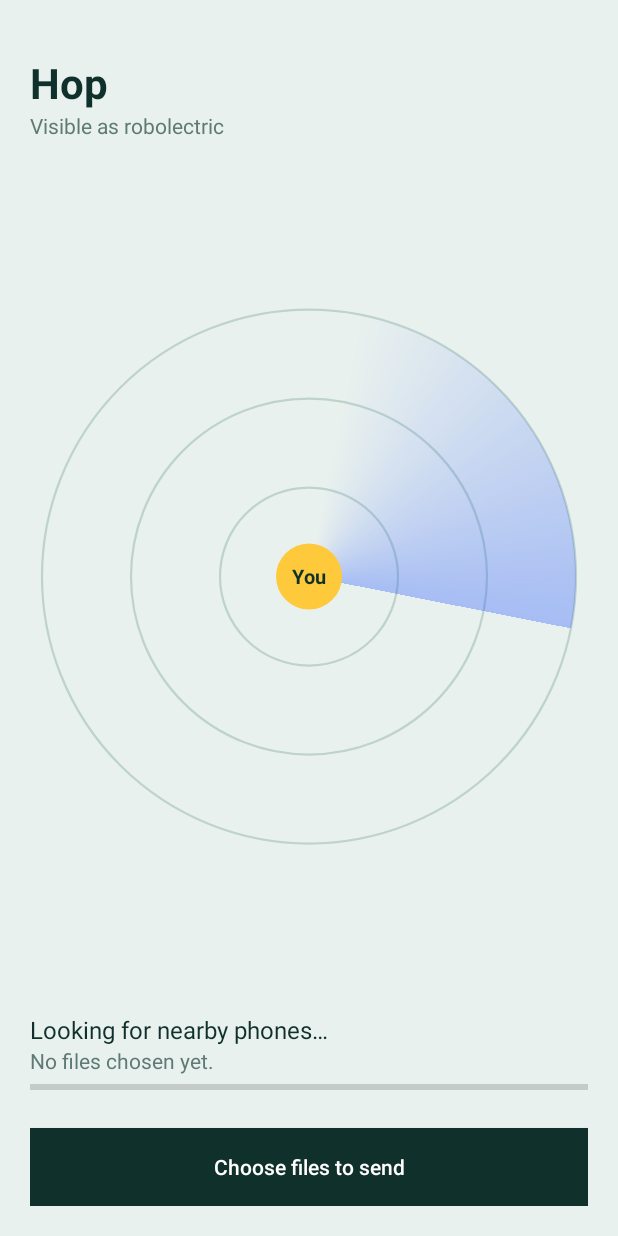
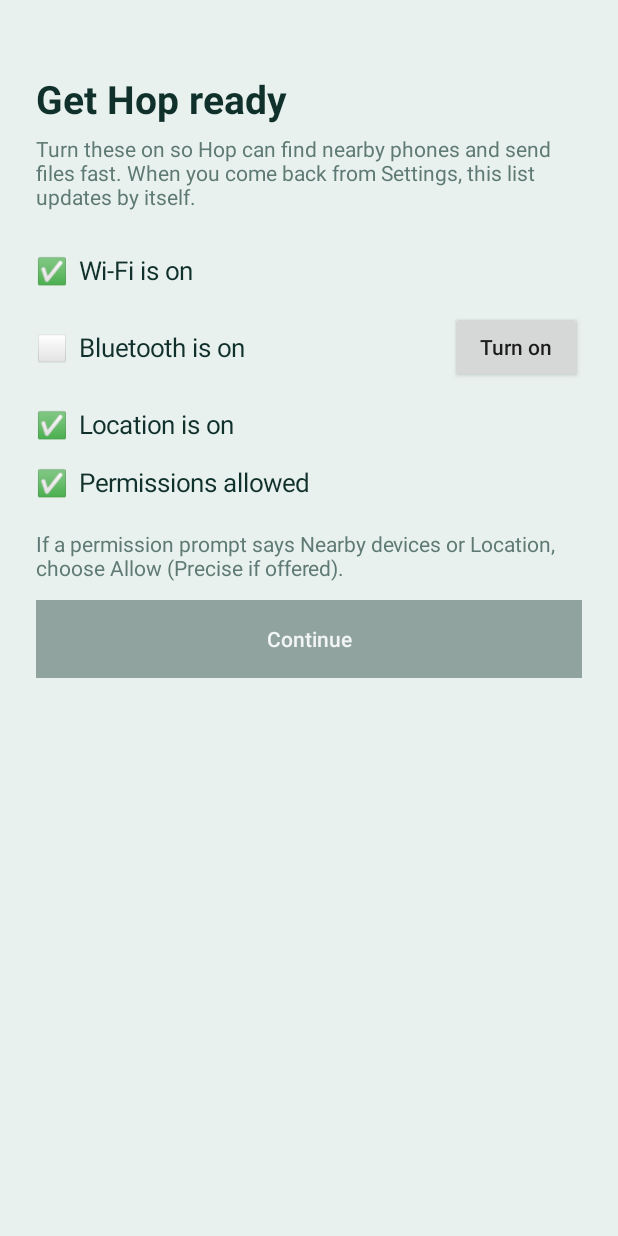
Before and after one commit to GeloVanny11/Hop, an Android app: the screen it shows after launch (MainActivity), on a phone screen of 412 x 824 dp. Run offline under Robolectric (Android 15) with nearby library versions, the phone set to English and light mode, and no system bars; libraries missing offline, so code that uses them is left out: com.google.android.gms; 1 statement that could not run was skipped.

Commit message:
Add files via upload

```diff
--- a/app/src/main/java/com/hop/share/MainActivity.kt
+++ b/app/src/main/java/com/hop/share/MainActivity.kt
@@ -3,6 +3,10 @@ package com.hop.share
 import android.Manifest
 import android.app.Activity
 import android.app.AlertDialog
+import android.bluetooth.BluetoothManager
+import android.content.Context
+import android.location.LocationManager
+import android.net.wifi.WifiManager
 import android.content.ContentValues
 import android.content.Intent
 import android.content.pm.PackageManager
@@ -17,8 +21,11 @@ import android.os.SystemClock
 import android.provider.MediaStore
 import android.provider.OpenableColumns
 import android.provider.Settings
+import android.view.Gravity
+import android.view.View
 import android.view.ViewGroup
 import android.widget.Button
+import android.widget.FrameLayout
 import android.widget.LinearLayout
 import android.widget.ProgressBar
 import android.widget.TextView
@@ -53,6 +60,12 @@ class MainActivity : Activity() {
     private lateinit var speedTv: TextView
     private lateinit var bar: ProgressBar
     private val ui = Handler(Looper.getMainLooper())
+    private lateinit var main: LinearLayout
+    private lateinit var setup: LinearLayout
+    private lateinit var contBtn: Button
+    private var started = false
+    private var askedPerm = false
+    private val rows = ArrayList<Row>()
 
     private val peers = LinkedHashMap<String, Peer>()
     private var files: List<Uri> = emptyList()
@@ -72,7 +85,6 @@ class MainActivity : Activity() {
             ?.takeIf { it.isNotBlank() } ?: Build.MODEL
         client = Nearby.getConnectionsClient(this)
         buildUi()
-        if (missing().isEmpty()) startNearby() else requestPermissions(needed().toTypedArray(), 1)
     }
 
     override fun onDestroy() {
@@ -101,8 +113,7 @@ class MainActivity : Activity() {
         }.toTypedArray()
 
     override fun onRequestPermissionsResult(requestCode: Int, permissions: Array<out String>, grantResults: IntArray) {
-        if (missing().isEmpty()) startNearby()
-        else status.text = "Allow the nearby devices permission, then reopen Hop."
+        refreshSetup()
     }
 
     // ---------- UI ----------
@@ -135,7 +146,97 @@ class MainActivity : Activity() {
         }
         root.addView(status); root.addView(picked); root.addView(bar); root.addView(speedTv)
         root.addView(choose, LinearLayout.LayoutParams(ViewGroup.LayoutParams.MATCH_PARENT, dp(52)))
-        setContentView(root)
+        main = root
+        main.visibility = View.GONE
+        setContentView(FrameLayout(this).apply { addView(main); addView(buildSetup()) })
+    }
+
+    // ---------- setup screen ----------
+    private class Row(val label: String, val ok: () -> Boolean, val btn: String, val fix: () -> Unit) {
+        lateinit var tv: TextView
+        lateinit var b: Button
+    }
+
+    private fun isWifiOn() =
+        (applicationContext.getSystemService(Context.WIFI_SERVICE) as? WifiManager)?.isWifiEnabled == true
+    private fun isBtOn() = getSystemService(BluetoothManager::class.java)?.adapter?.isEnabled == true
+    private fun isLocOn() = getSystemService(LocationManager::class.java)?.isLocationEnabled == true
+
+    private fun askPermissions() {
+        if (!askedPerm) {
+            askedPerm = true
+            requestPermissions(needed().toTypedArray(), 1)
+        } else {
+            // Already asked once: Android may not show the prompt again, so open the app's settings.
+            startActivity(Intent(Settings.ACTION_APPLICATION_DETAILS_SETTINGS, Uri.parse("package:$packageName")))
+        }
+    }
+
+    private fun buildSetup(): LinearLayout {
+        val ink = Color.parseColor("#10302B")
+        val muted = Color.parseColor("#5F7A74")
+        setup = LinearLayout(this).apply {
+            orientation = LinearLayout.VERTICAL
+            setBackgroundColor(Color.parseColor("#E9F1EE"))
+            setPadding(dp(24), dp(48), dp(24), dp(24))
+        }
+        setup.addView(TextView(this).apply {
+            text = "Get Hop ready"; textSize = 26f; typeface = Typeface.DEFAULT_BOLD; setTextColor(ink)
+        })
+        setup.addView(TextView(this).apply {
+            text = "Turn these on so Hop can find nearby phones and send files fast. When you come back from Settings, this list updates by itself."
+            setTextColor(muted); setPadding(0, dp(6), 0, dp(20))
+        })
+        rows += Row("Wi\u2011Fi is on", { isWifiOn() }, "Turn on") { startActivity(Intent(Settings.ACTION_WIFI_SETTINGS)) }
+        rows += Row("Bluetooth is on", { isBtOn() }, "Turn on") { startActivity(Intent(Settings.ACTION_BLUETOOTH_SETTINGS)) }
+        rows += Row("Location is on", { isLocOn() }, "Turn on") { startActivity(Intent(Settings.ACTION_LOCATION_SOURCE_SETTINGS)) }
+        rows += Row("Permissions allowed", { missing().isEmpty() }, "Allow") { askPermissions() }
+        for (r in rows) {
+            val line = LinearLayout(this).apply {
+                orientation = LinearLayout.HORIZONTAL; gravity = Gravity.CENTER_VERTICAL
+                setPadding(0, dp(8), 0, dp(8))
+            }
+            r.tv = TextView(this).apply { textSize = 17f; setTextColor(ink) }
+            r.b = Button(this).apply { text = r.btn; isAllCaps = false; setOnClickListener { r.fix() } }
+            line.addView(r.tv, LinearLayout.LayoutParams(0, ViewGroup.LayoutParams.WRAP_CONTENT, 1f))
+            line.addView(r.b)
+            setup.addView(line)
+        }
+        setup.addView(TextView(this).apply {
+            text = "If a permission prompt says Nearby devices or Location, choose Allow (Precise if offered)."
+            setTextColor(muted); setPadding(0, dp(12), 0, dp(12))
+        })
+        contBtn = Button(this).apply {
+            text = "Continue"; isAllCaps = false; setTextColor(Color.WHITE)
+            setBackgroundColor(ink)
+            setOnClickListener {
+                setup.visibility = View.GONE
+                main.visibility = View.VISIBLE
+                if (!started) { started = true; startNearby() }
+            }
+        }
+        setup.addView(contBtn, LinearLayout.LayoutParams(ViewGroup.LayoutParams.MATCH_PARENT, dp(52)))
+        return setup
+    }
+
+    private fun refreshSetup() {
+        if (!::setup.isInitialized) return
+        var all = true
+        for (r in rows) {
+            val ok = r.ok()
+            all = all && ok
+            r.tv.text = (if (ok) "\u2705  " else "\u2B1C  ") + r.label
+            r.b.visibility = if (ok) View.GONE else View.VISIBLE
+        }
+        contBtn.isEnabled = all
+        contBtn.alpha = if (all) 1f else 0.4f
+        // If something gets switched off later, bring the setup list back.
+        if (!all && started) { setup.visibility = View.VISIBLE; main.visibility = View.GONE }
+    }
+
+    override fun onResume() {
+        super.onResume()
+        refreshSetup()
     }
 
     private fun refresh() {
```
